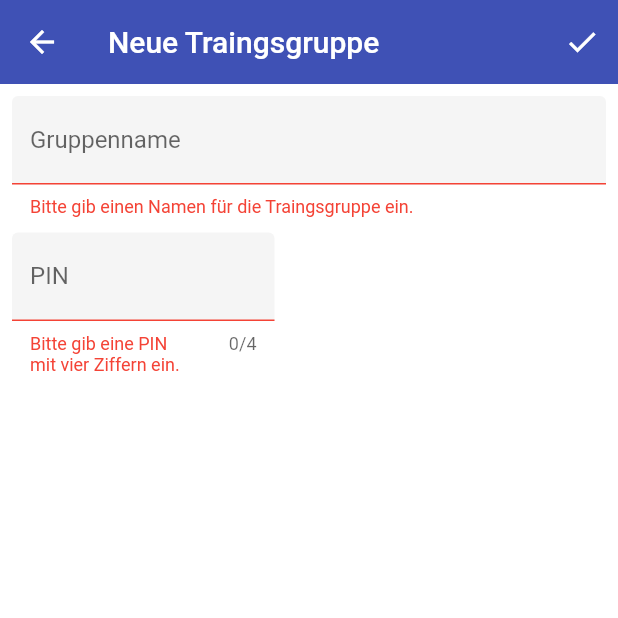
After one commit to thorstenschenkel/t7coach, a Flutter app: the GroupForm screen opened by its route, after a tap on the "check" icon, on a phone screen of 412 x 824 dp, the top half of it. The commit adds this screen. Run offline on Flutter 3.47's test engine with Material 2 defaults, Android fonts, the phone set to English and light mode, and no system bars; drawn by our look-alikes of loading_overlay; our stand-ins replace cloud_firestore, firebase_auth, flutter_colorpicker, flutter_spinkit, package_info; accounts and stored records are empty; statements that could not run were skipped.

Commit message:
group to profile added

```diff
--- a/t7coach/lib/main.dart
+++ b/t7coach/lib/main.dart
@@ -2,6 +2,7 @@ import 'package:flutter/material.dart';
 import 'package:provider/provider.dart';
 import 'package:t7coach/screens/authenticate/reset_password.dart';
 import 'package:t7coach/screens/home/home.dart';
+import 'package:t7coach/screens/user/group_form.dart';
 import 'package:t7coach/screens/user/user_data_edit_form.dart';
 import 'package:t7coach/screens/user/user_data_form.dart';
 import 'package:t7coach/screens/wrapper.dart';
@@ -48,7 +49,8 @@ class MyApp extends StatelessWidget {
             '/home': (context) => Home(),
             '/reset-password': (context) => ResetPassword(),
             '/user-data-form': (context) => UserDataForm(),
-            '/user-data-edit-form': (context) => UserDataEditForm()
+            '/user-data-edit-form': (context) => UserDataEditForm(ModalRoute.of(context).settings.arguments),
+            '/group-form': (context) => GroupForm(),
           },
         ));
   }
--- /dev/null
+++ b/t7coach/lib/models/group.dart
@@ -0,0 +1,15 @@
+class Group {
+  String id;
+  String name;
+  String pin;
+  String uid;
+
+  @override
+  bool operator ==(other) {
+    if (other is Group) {
+      return uid == other.uid && name == other.name && pin == other.pin;
+    } else {
+      return false;
+    }
+  }
+}
--- a/t7coach/lib/screens/authenticate/register_form.dart
+++ b/t7coach/lib/screens/authenticate/register_form.dart
@@ -134,6 +134,7 @@ class _RegisterFormState extends State<RegisterForm> {
   }
 
   _register() async {
+    FocusScope.of(context).unfocus();
     if (_formKey.currentState.validate()) {
       setState(() {
         widget.loading(true);
--- a/t7coach/lib/screens/authenticate/reset_password.dart
+++ b/t7coach/lib/screens/authenticate/reset_password.dart
@@ -92,7 +92,7 @@ class _ResetPasswordState extends State<ResetPassword> {
   }
 
   _resetPassword() async {
-
+    FocusScope.of(context).unfocus();
     if (_formKey.currentState.validate()) {
       setState(() {
         // widget.loading(true);
--- a/t7coach/lib/screens/authenticate/sign_in_form.dart
+++ b/t7coach/lib/screens/authenticate/sign_in_form.dart
@@ -123,6 +123,7 @@ class _SignInFormState extends State<SignInForm> {
   }
 
   _signIn() async {
+    FocusScope.of(context).unfocus();
     if (_formKey.currentState.validate()) {
       setState(() {
         widget.loading(true);
--- /dev/null
+++ b/t7coach/lib/screens/user/group_form.dart
@@ -0,0 +1,217 @@
+import 'package:flutter/material.dart';
+import 'package:flutter/services.dart';
+import 'package:loading_overlay/loading_overlay.dart';
+import 'package:provider/provider.dart';
+import 'package:t7coach/models/db_error.dart';
+import 'package:t7coach/models/group.dart';
+import 'package:t7coach/models/user.dart';
+import 'package:t7coach/screens/authenticate/auth_form_constants.dart';
+import 'package:t7coach/services/datadase_service.dart';
+import 'package:t7coach/shared/dialogs/discard_changes_dialog_util.dart';
+import 'package:t7coach/shared/input_constants.dart';
+
+class GroupForm extends StatefulWidget {
+  @override
+  _GroupFormState createState() => _GroupFormState();
+}
+
+class _GroupFormState extends State<GroupForm> {
+  ScrollController _scrollController = ScrollController();
+  final _formKey = GlobalKey<FormState>();
+  bool _isLoading = false;
+  bool _autoValidate = false;
+  bool _visibilityError = false;
+  String error = '';
+
+  String _name = '';
+  String _pin = '';
+
+  Widget buildErrorBox() {
+    return Visibility(
+      visible: _visibilityError,
+      child: Column(
+        children: <Widget>[
+          Container(
+            width: double.infinity,
+            color: Colors.red[50],
+            padding: EdgeInsets.all(8.0),
+            child: Text(
+              error,
+              style: errorTextStyle.copyWith(color: Theme.of(context).errorColor),
+            ),
+          ),
+          SizedBox(height: 8.0),
+        ],
+      ),
+    );
+  }
+
+  @override
+  Widget build(BuildContext context) {
+    final user = Provider.of<User>(context);
+
+    void _scrollToTop() {
+      _scrollController.animateTo(0, duration: Duration(milliseconds: 300), curve: Curves.easeInSine);
+    }
+
+    Group _getNewGroup() {
+      _formKey.currentState.save();
+      Group newGroup = Group();
+      newGroup.name = (_name ?? '').trim();
+      newGroup.pin = (_pin ?? '').trim();
+      return newGroup;
+    }
+
+    void _setError(String text) {
+      setState(() {
+        error = text;
+        _visibilityError = true;
+      });
+      _scrollToTop();
+      setState(() {
+        _isLoading = false;
+      });
+    }
+
+    _save() async {
+      FocusScope.of(context).unfocus();
+      setState(() {
+        _autoValidate = true;
+        error = '';
+        _visibilityError = false;
+      });
+      if (_formKey.currentState.validate()) {
+        setState(() {
+          _isLoading = true;
+        });
+        Group newGroup = _getNewGroup();
+        dynamic getResult = await DatabaseService(uid: user.uid).getGroupsByName(newGroup.name);
+        if (getResult is DbError) {
+          _setError(getResult.errorText);
+          return;
+        }
+        if (getResult is List) {
+          if (getResult.length > 0) {
+            _setError('Eine Gruppe mit diesem Namen existiert bereits.');
+            return;
+          }
+        }
+        dynamic updateResult = await DatabaseService(uid: user.uid).updateGroup(newGroup);
+        if (updateResult is DbError) {
+          _setError(updateResult.errorText);
+          return;
+        }
+        setState(() {
+          _isLoading = false;
+        });
+        Navigator.of(context).pop(newGroup.id);
+      } else {
+        _scrollToTop();
+      }
+    }
+
+    Future<CloseForm> _showDiscardChangesDialog() async {
+      return await DiscardChangesDialogUtil.showDiscardChangesDialog(context);
+    }
+
+    Future<bool> _onWillPop() async {
+      _formKey.currentState.save();
+      if (_name.length == 0 && _pin.length == 0) {
+        return true;
+      } else {
+        CloseForm ret = await _showDiscardChangesDialog();
+        if (ret == CloseForm.YES) {
+          return true;
+        }
+      }
+      return false;
+    }
+
+
+    return WillPopScope(
+      onWillPop: () async {
+        return await _onWillPop();
+      },
+      child: Scaffold(
+          appBar: AppBar(title: Text('Neue Traingsgruppe'), elevation: 0, actions: [
+            IconButton(
+              icon: Icon(Icons.check),
+              onPressed: () {
+                _save();
+              },
+            ),
+          ]),
+          body: LoadingOverlay(
+              isLoading: _isLoading,
+              opacity: 0.75,
+              progressIndicator: CircularProgressIndicator(
+                valueColor: AlwaysStoppedAnimation(Theme.of(context).colorScheme.secondary),
+              ),
+              child: SingleChildScrollView(
+                  controller: _scrollController,
+                  child: Form(
+                    key: _formKey,
+                    autovalidate: _autoValidate,
+                    child: Padding(
+                      padding: const EdgeInsets.all(8.0),
+                      child: Column(
+                        crossAxisAlignment: CrossAxisAlignment.start,
+                        children: <Widget>[
+                          buildErrorBox(),
+                          TextFormField(
+                              onSaved: (String val) {
+                                setState(() {
+                                  _name = val;
+                                });
+                              },
+                              onEditingComplete: () {
+                                FocusScope.of(context).nextFocus();
+                              },
+                              keyboardType: TextInputType.text,
+                              textInputAction: TextInputAction.next,
+                              decoration: textInputDecoration.copyWith(labelText: 'Gruppenname'),
+                              validator: (String val) =>
+                                  val.isEmpty ? 'Bitte gib einen Namen für die Traingsgruppe ein.' : null),
+                          SizedBox(height: 10),
+                          Container(
+                            width: 175,
+                            child: TextFormField(
+                                onSaved: (String val) {
+                                  setState(() {
+                                    _pin = val;
+                                    if ( _pin.length > 4 ) {
+                                      _pin = _pin.substring(0, 3);
+                                    }
+                                  });
+                                },
+                                onEditingComplete: () {
+                                  FocusScope.of(context).nextFocus();
+                                },
+                                keyboardType: TextInputType.number,
+                                maxLength: 4,
+                                inputFormatters: [
+                                  WhitelistingTextInputFormatter.digitsOnly,
+                                  LengthLimitingTextInputFormatter(4)
+                                ],
+                                textInputAction: TextInputAction.next,
+                                decoration: textInputDecoration.copyWith(labelText: 'PIN'),
+                                validator: (String val) {
+                                  print( val );
+                                  return val.isEmpty || val.length < 4
+                                      ? 'Bitte gib eine PIN\nmit vier Ziffern ein.'
+                                      : null;
+                                }),
+                          ),
+//                        SizedBox(height: 5),
+//                        RaisedButton(
+//                            onPressed: () async {
+//                              await _save();
+//                            },
+//                            child: Text('Speichern')),
+                        ],
+                      ),
+                    ),
+                  )))),
+    );
+  }
+}
--- a/t7coach/pubspec.yaml
+++ b/t7coach/pubspec.yaml
@@ -30,6 +30,7 @@ dependencies:
   loading_overlay: ^0.2.1
   package_info: ^0.4.0+18
   provider: ^4.0.5
+  uuid: ^2.0.4
 
 dev_dependencies:
   flutter_test:
```
Also changed, not shown: t7coach/lib/screens/authenticate/authenticate.dart (+5 -11 lines), t7coach/lib/screens/user/user_data_edit_form.dart (+145 -36 lines), t7coach/lib/screens/user/user_data_form.dart (+20 -12 lines), t7coach/lib/services/datadase_service.dart (+73 -2 lines), t7coach/pubspec.lock.
